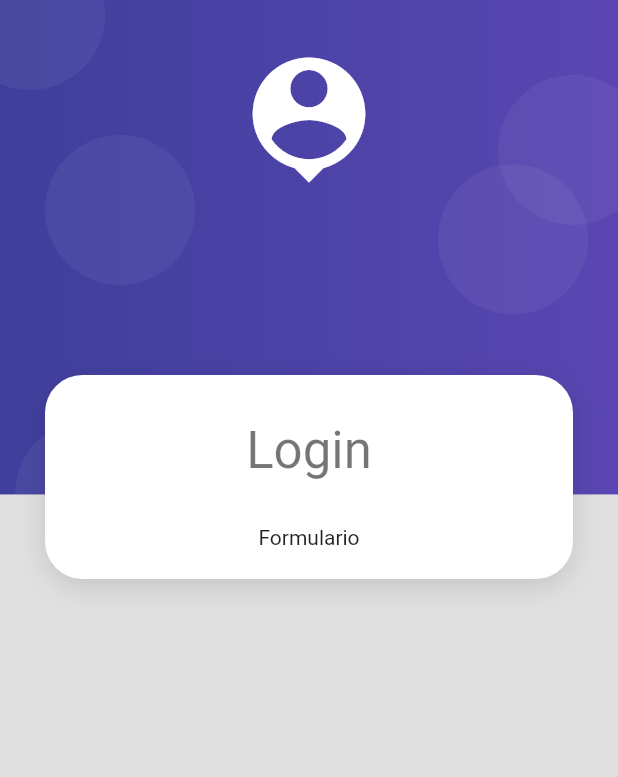
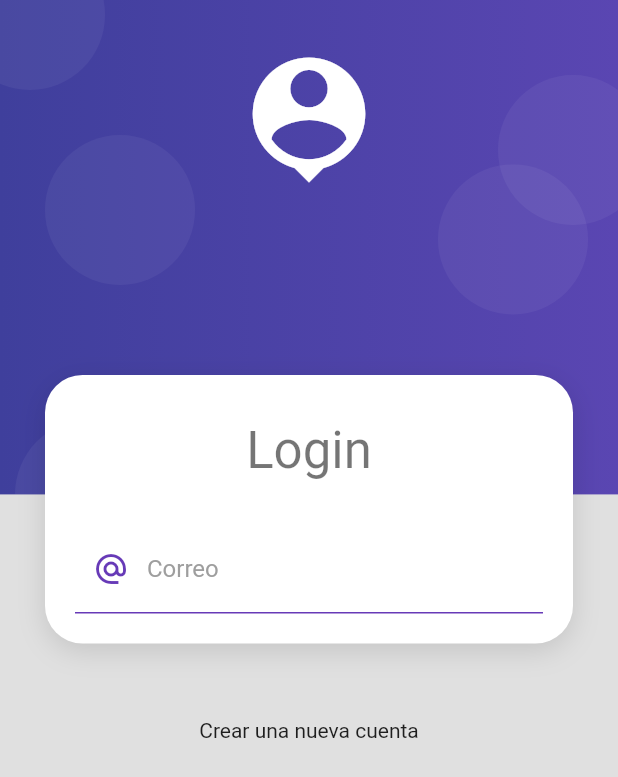
Before and after one commit to luigrocha/products-app, a Flutter app: the screen it shows after launch, on a phone screen of 412 x 824 dp. Shown: the top 777 px of the screen. Run offline on Flutter 3.47's test engine with Material 2 defaults, Android fonts, the phone set to English and light mode, and no system bars.

Commit message:
desing form for login

```diff
--- a/lib/screens/login_scren.dart
+++ b/lib/screens/login_scren.dart
@@ -23,12 +23,49 @@ class LoginScreen extends StatelessWidget {
                 SizedBox(
                   height: 30,
                 ),
-                Text('Formulario')
+                _LoginForm()
               ],
             ),
-          )
+          ),
+          SizedBox(
+            height: 50,
+          ),
+          Text('Crear una nueva cuenta')
         ],
       ),
     )));
   }
 }
+
+class _LoginForm extends StatelessWidget {
+  const _LoginForm({Key key}) : super(key: key);
+
+  @override
+  Widget build(BuildContext context) {
+    return Container(
+      //TODO mantener la referencia al Key
+      child: Form(
+          child: Column(
+        children: [
+          TextFormField(
+            autocorrect: false,
+            keyboardType: TextInputType.emailAddress,
+            decoration: InputDecoration(
+                enabledBorder: UnderlineInputBorder(
+                  borderSide: BorderSide(color: Colors.deepPurple),
+                ),
+                focusedBorder: UnderlineInputBorder(
+                    borderSide: BorderSide(color: Colors.deepPurple, width: 2)),
+                hintText: 'example@gmail.com',
+                labelText: 'Correo',
+                labelStyle: TextStyle(color: Colors.grey),
+                prefixIcon: Icon(
+                  Icons.alternate_email_sharp,
+                  color: Colors.deepPurple,
+                )),
+          )
+        ],
+      )),
+    );
+  }
+}
```
